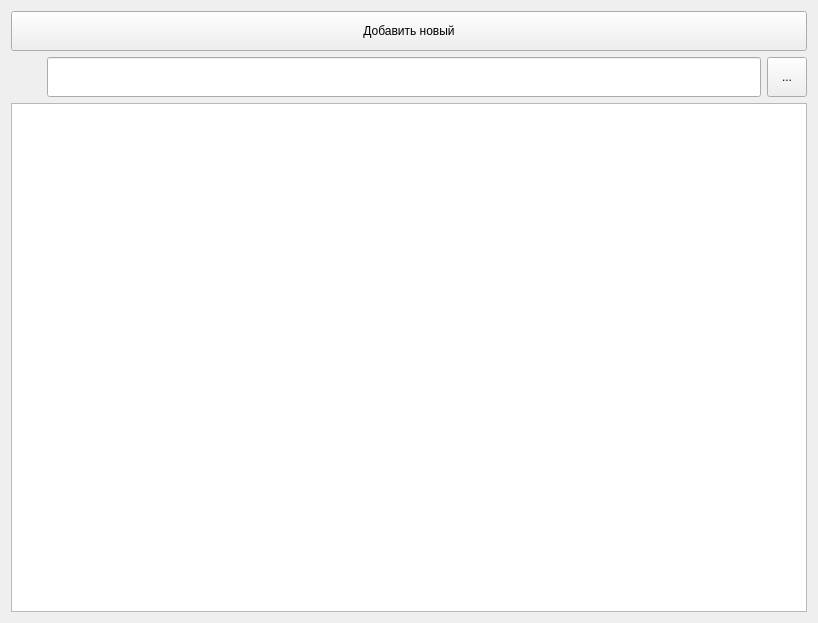
Qt form interface/medicine/medicineDrugListForm.ui (strizh78/MApp) before a commit.
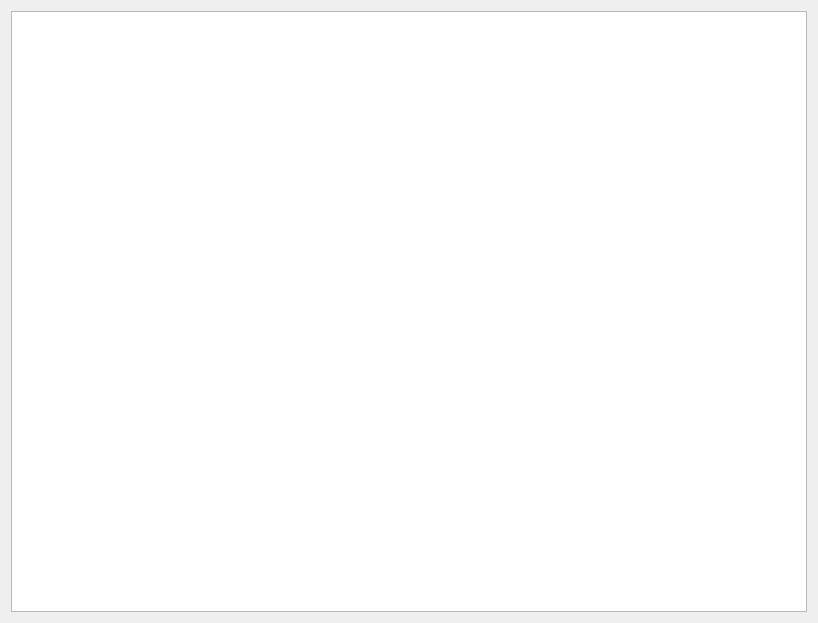
The same form after that commit. Icons and pictures are not drawn. Custom widgets are drawn as their Qt base class.

Commit message: Added MAppTable to list forms (#36)

What changed in the file:
```diff
--- a/interface/medicine/medicineDrugListForm.ui
+++ b/interface/medicine/medicineDrugListForm.ui
@@ -18,141 +18,17 @@
   </property>
   <layout class="QVBoxLayout" name="verticalLayout_2">
    <item>
-    <layout class="QVBoxLayout" name="verticalLayout">
-     <item>
-      <layout class="QHBoxLayout" name="horizontalLayout">
-       <property name="sizeConstraint">
-        <enum>QLayout::SetDefaultConstraint</enum>
-       </property>
-       <item>
-        <widget class="QPushButton" name="createBtn">
-         <property name="sizePolicy">
-          <sizepolicy hsizetype="Preferred" vsizetype="Fixed">
-           <horstretch>0</horstretch>
-           <verstretch>0</verstretch>
-          </sizepolicy>
-         </property>
-         <property name="minimumSize">
-          <size>
-           <width>0</width>
-           <height>40</height>
-          </size>
-         </property>
-         <property name="text">
-          <string>Добавить новый</string>
-         </property>
-         <property name="icon">
-          <iconset resource="../icons.qrc">
-           <normaloff>:/icons/greenPlusIcon.png</normaloff>:/icons/greenPlusIcon.png</iconset>
-         </property>
-        </widget>
-       </item>
-      </layout>
-     </item>
-     <item>
-      <layout class="QHBoxLayout" name="horizontalLayout_2">
-       <item>
-        <widget class="QLabel" name="label">
-         <property name="sizePolicy">
-          <sizepolicy hsizetype="Fixed" vsizetype="Fixed">
-           <horstretch>0</horstretch>
-           <verstretch>0</verstretch>
-          </sizepolicy>
-         </property>
-         <property name="minimumSize">
-          <size>
-           <width>30</width>
-           <height>30</height>
-          </size>
-         </property>
-         <property name="maximumSize">
-          <size>
-           <width>30</width>
-           <height>30</height>
-          </size>
-         </property>
-         <property name="styleSheet">
-          <string notr="true">border-image: url(:/icons/searchIcon.png);</string>
-         </property>
-         <property name="text">
-          <string/>
-         </property>
-        </widget>
-       </item>
-       <item>
-        <widget class="QLineEdit" name="searchLine">
-         <property name="sizePolicy">
-          <sizepolicy hsizetype="Expanding" vsizetype="Fixed">
-           <horstretch>0</horstretch>
-           <verstretch>0</verstretch>
-          </sizepolicy>
-         </property>
-         <property name="minimumSize">
-          <size>
-           <width>0</width>
-           <height>40</height>
-          </size>
-         </property>
-         <property name="clearButtonEnabled">
-          <bool>true</bool>
-         </property>
-        </widget>
-       </item>
-       <item>
-        <widget class="QToolButton" name="toolButton">
-         <property name="minimumSize">
-          <size>
-           <width>40</width>
-           <height>40</height>
-          </size>
-         </property>
-         <property name="maximumSize">
-          <size>
-           <width>40</width>
-           <height>40</height>
-          </size>
-         </property>
-         <property name="autoFillBackground">
-          <bool>false</bool>
-         </property>
-         <property name="styleSheet">
-          <string notr="true">qproperty-icon: url(:/icons/settingLinesIcon.png);</string>
-         </property>
-         <property name="text">
-          <string>...</string>
-         </property>
-        </widget>
-       </item>
-      </layout>
-     </item>
-    </layout>
-   </item>
-   <item>
-    <widget class="QTableView" name="medicinesTable">
-     <property name="sizePolicy">
-      <sizepolicy hsizetype="Expanding" vsizetype="Expanding">
-       <horstretch>0</horstretch>
-       <verstretch>0</verstretch>
-      </sizepolicy>
-     </property>
-     <property name="editTriggers">
-      <set>QAbstractItemView::NoEditTriggers</set>
-     </property>
-     <property name="selectionBehavior">
-      <enum>QAbstractItemView::SelectRows</enum>
-     </property>
-     <attribute name="horizontalHeaderStretchLastSection">
-      <bool>true</bool>
-     </attribute>
-     <attribute name="verticalHeaderVisible">
-      <bool>false</bool>
-     </attribute>
-    </widget>
+    <widget class="MAppTable" name="medicineTable"/>
    </item>
   </layout>
  </widget>
- <resources>
-  <include location="../icons.qrc"/>
- </resources>
+ <customwidgets>
+  <customwidget>
+   <class>MAppTable</class>
+   <extends>QTableView</extends>
+   <header>interface/basicForms/mapptable.h</header>
+  </customwidget>
+ </customwidgets>
+ <resources/>
  <connections/>
 </ui>
```
The commit also changes 25 other files.
